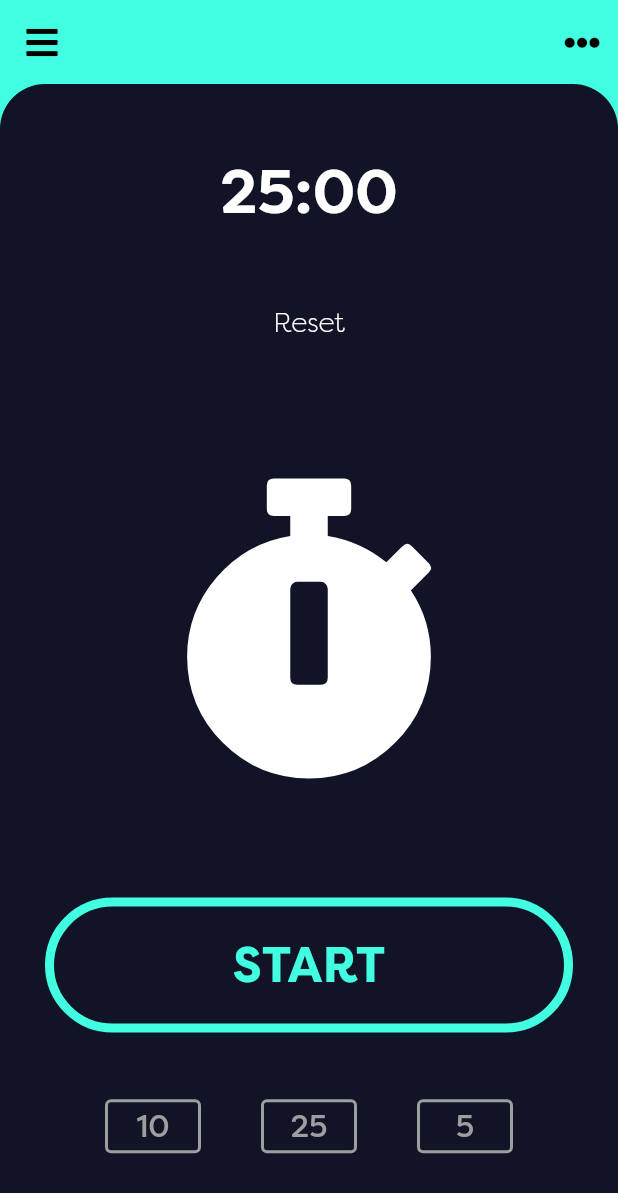
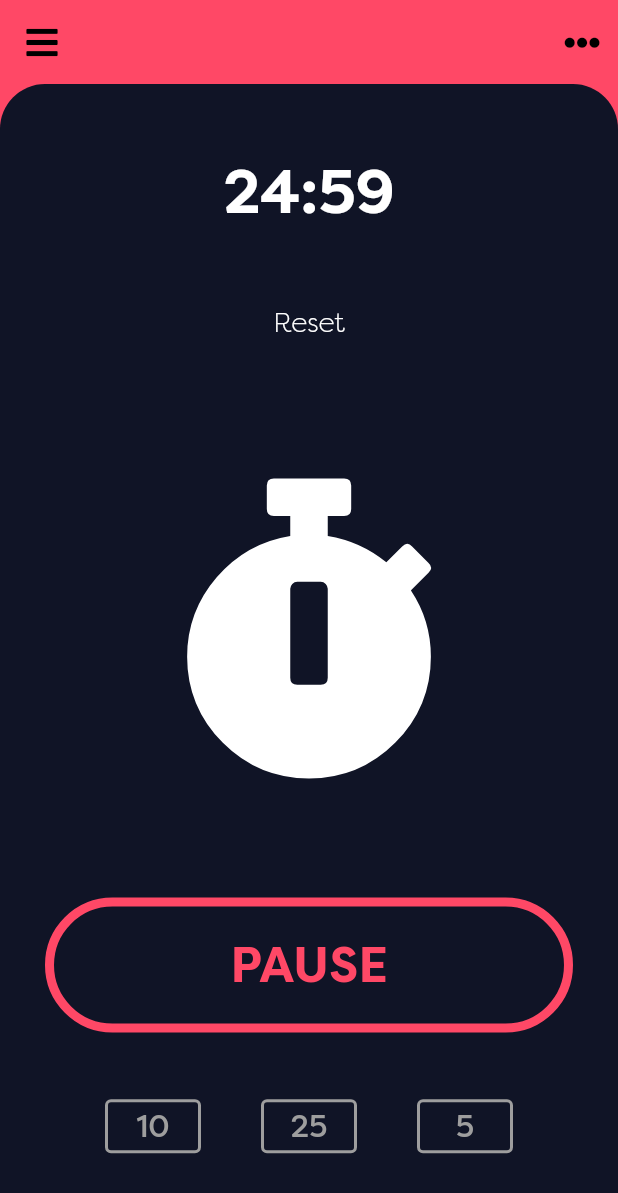
Before and after one commit to GitFitCode/tomatoz_flutter, a Flutter app: the screen it shows after launch, after a tap on "START", on a phone screen of 412 x 824 dp. Shown: the top 1193 px of the screen. Run offline on Flutter 3.47's test engine with Material 2 defaults, Android fonts, the phone set to English and light mode, and no system bars; our stand-ins replace auto_route, flutter_svg, font_awesome_flutter, get_it, injectable, stacked and 1 more.

Commit message:
Added timer controls to homeview

```diff
--- a/lib/app/constants.dart
+++ b/lib/app/constants.dart
@@ -1,10 +1,20 @@
 import 'package:flutter/material.dart';
-import 'package:tomatoz_flutter/app/timer_state_helper.dart';
+import 'package:tomatoz_flutter/app/timer_states.dart';
 
 const Map<TimerState, Color> BG_COLORS = {
   TimerState.TIMER_READY: Color.fromRGBO(67, 255, 226, 1.0),
   TimerState.TIMER_RUNNING: Color.fromRGBO(255, 72, 102, 1.0),
-  TimerState.TIMER_PAUSED: Color.fromRGBO(51, 102, 255, 1.0),
+  TimerState.TIMER_FINISHED: Color.fromRGBO(51, 102, 255, 1.0),
+  TimerState.TIMER_PAUSED: Color.fromRGBO(67, 255, 226, 1.0),
+};
+
+const Map<TimerState, String> TIMER_CONTROL_BUTTON_TEXT = {
+  TimerState.TIMER_READY: 'START',
+  TimerState.TIMER_RUNNING: 'PAUSE',
+  TimerState.TIMER_FINISHED: 'FINISHED',
+  TimerState.TIMER_PAUSED: 'RESUME',
 };
 
 const Color HOME_CONTENT_BG_COLOR = Color.fromRGBO(16, 20, 38, 1);
+
+const Duration INTERVAL = Duration(seconds: 1);
--- a/lib/app/timer_state_helper.dart
+++ /dev/null
@@ -1,44 +0,0 @@
-import 'package:flutter/material.dart';
-import 'package:tomatoz_flutter/app/constants.dart';
-
-enum TimerState { TIMER_READY, TIMER_PAUSED, TIMER_RUNNING, TIMER_FINISHED }
-
-abstract class TimerStateHelper {
-  static String getTriggerButtonText(TimerState timerState) {
-    assert(timerState != null);
-
-    switch (timerState) {
-      case TimerState.TIMER_READY:
-        return 'START';
-        break;
-      case TimerState.TIMER_RUNNING:
-        return 'PAUSE';
-        break;
-      case TimerState.TIMER_PAUSED:
-        return 'RESUME';
-        break;
-      case TimerState.TIMER_FINISHED:
-        return 'FINISHED';
-        break;
-    }
-  }
-
-  static Color getBackgroundColor(TimerState timerState) {
-    assert(timerState != null);
-
-    switch (timerState) {
-      case TimerState.TIMER_READY:
-        return BG_COLORS[TimerState.TIMER_READY];
-        break;
-      case TimerState.TIMER_RUNNING:
-        return BG_COLORS[TimerState.TIMER_RUNNING];
-        break;
-      case TimerState.TIMER_PAUSED:
-        return BG_COLORS[TimerState.TIMER_PAUSED];
-        break;
-      case TimerState.TIMER_FINISHED:
-        return BG_COLORS[TimerState.TIMER_READY];
-        break;
-    }
-  }
-}
--- /dev/null
+++ b/lib/app/timer_states.dart
@@ -0,0 +1 @@
+enum TimerState { TIMER_READY, TIMER_PAUSED, TIMER_RUNNING, TIMER_FINISHED }
--- a/lib/ui/views/home/home_view.dart
+++ b/lib/ui/views/home/home_view.dart
@@ -2,16 +2,17 @@ import 'package:flutter/material.dart';
 import 'package:font_awesome_flutter/font_awesome_flutter.dart';
 import 'package:stacked/stacked.dart';
 import 'package:tomatoz_flutter/app/constants.dart';
-import 'package:tomatoz_flutter/ui/views/home/home_viewmodel.dart';
+import 'package:tomatoz_flutter/ui/views/home/timer_control_buttons.dart';
+import 'package:tomatoz_flutter/ui/views/timer/timer_viewmodel.dart';
 
 class HomeView extends StatelessWidget {
   @override
   Widget build(BuildContext context) {
-    return ViewModelBuilder<HomeViewModel>.reactive(
+    return ViewModelBuilder<TimerViewModel>.reactive(
         builder: (context, model, child) => Scaffold(
               appBar: AppBar(
                 shadowColor: Colors.transparent,
-                backgroundColor: model.currentBackgroundColor,
+                backgroundColor: BG_COLORS[model.currentTimerState],
                 leading: IconButton(
                   onPressed: null,
                   icon: FaIcon(
@@ -31,7 +32,7 @@ class HomeView extends StatelessWidget {
               ),
               body: Stack(
                 children: [
-                  Container(color: model.currentBackgroundColor),
+                  Container(color: BG_COLORS[model.currentTimerState]),
                   Container(
                     decoration: BoxDecoration(
                       color: HOME_CONTENT_BG_COLOR,
@@ -48,7 +49,7 @@ class HomeView extends StatelessWidget {
                         children: [
                           Center(
                             child: Text(
-                              '25:00',
+                              model.title,
                               style: TextStyle(
                                 color: Colors.white,
                                 fontSize: 40.0,
@@ -57,7 +58,7 @@ class HomeView extends StatelessWidget {
                             ),
                           ),
                           FlatButton(
-                            onPressed: null,
+                            onPressed: () => model.resetTimer(),
                             child: Text(
                               'Reset',
                               style: TextStyle(
@@ -77,29 +78,7 @@ class HomeView extends StatelessWidget {
                             ),
                           ),
                           Flexible(
-                            child: RaisedButton(
-                              padding: EdgeInsets.all(25.0),
-                              elevation: 0.0,
-                              onPressed: () {
-                                // TODO
-                              },
-                              color: Colors.transparent,
-                              shape: RoundedRectangleBorder(
-                                borderRadius: BorderRadius.circular(50.0),
-                                side: BorderSide(
-                                  color: model.currentBackgroundColor,
-                                  width: 6.0,
-                                ),
-                              ),
-                              child: Text(
-                                'START',
-                                style: TextStyle(
-                                  color: model.currentBackgroundColor,
-                                  fontSize: 33.0,
-                                  fontWeight: FontWeight.bold,
-                                ),
-                              ),
-                            ),
+                            child: TimerControlButton(model),
                           ),
                           Row(
                             mainAxisAlignment: MainAxisAlignment.spaceEvenly,
@@ -162,6 +141,6 @@ class HomeView extends StatelessWidget {
                 ],
               ),
             ),
-        viewModelBuilder: () => HomeViewModel());
+        viewModelBuilder: () => TimerViewModel());
   }
 }
--- a/lib/ui/views/home/home_viewmodel.dart
+++ /dev/null
@@ -1,11 +0,0 @@
-import 'package:flutter/material.dart';
-import 'package:stacked/stacked.dart';
-import 'package:tomatoz_flutter/app/timer_state_helper.dart';
-
-class HomeViewModel extends BaseViewModel {
-  TimerState _currentState = TimerState.TIMER_READY;
-  TimerState get currentState => _currentState;
-
-  Color get currentBackgroundColor =>
-      TimerStateHelper.getBackgroundColor(_currentState);
-}
--- /dev/null
+++ b/lib/ui/views/home/timer_control_buttons.dart
@@ -0,0 +1,135 @@
+import 'package:flutter/material.dart';
+import 'package:stacked/stacked.dart';
+import 'package:tomatoz_flutter/app/constants.dart';
+import 'package:tomatoz_flutter/app/timer_states.dart';
+import 'package:tomatoz_flutter/ui/views/timer/timer_viewmodel.dart';
+
+class TimerControlButton extends StatelessWidget {
+  final TimerViewModel model;
+
+  TimerControlButton(this.model);
+
+  Widget _startButton(TimerViewModel model) {
+    return RaisedButton(
+      padding: EdgeInsets.all(25.0),
+      elevation: 0.0,
+      onPressed: () => model.startTimer(),
+      color: Colors.transparent,
+      shape: RoundedRectangleBorder(
+        borderRadius: BorderRadius.circular(50.0),
+        side: BorderSide(
+          color: BG_COLORS[model.currentTimerState],
+          width: 6.0,
+        ),
+      ),
+      child: Text(
+        TIMER_CONTROL_BUTTON_TEXT[model.currentTimerState],
+        style: TextStyle(
+          color: BG_COLORS[model.currentTimerState],
+          fontSize: 33.0,
+          fontWeight: FontWeight.bold,
+        ),
+      ),
+    );
+  }
+
+  Widget _pauseButton(TimerViewModel model) {
+    return RaisedButton(
+      padding: EdgeInsets.all(25.0),
+      elevation: 0.0,
+      onPressed: () => model.pauseTimer(),
+      color: Colors.transparent,
+      shape: RoundedRectangleBorder(
+        borderRadius: BorderRadius.circular(50.0),
+        side: BorderSide(
+          color: BG_COLORS[model.currentTimerState],
+          width: 6.0,
+        ),
+      ),
+      child: Text(
+        TIMER_CONTROL_BUTTON_TEXT[model.currentTimerState],
+        style: TextStyle(
+          color: BG_COLORS[model.currentTimerState],
+          fontSize: 33.0,
+          fontWeight: FontWeight.bold,
+        ),
+      ),
+    );
+  }
+
+  Widget _resumeButton(TimerViewModel model) {
+    return RaisedButton(
+      padding: EdgeInsets.all(25.0),
+      elevation: 0.0,
+      onPressed: () => model.startTimer(),
+      color: Colors.transparent,
+      shape: RoundedRectangleBorder(
+        borderRadius: BorderRadius.circular(50.0),
+        side: BorderSide(
+          color: BG_COLORS[model.currentTimerState],
+          width: 6.0,
+        ),
+      ),
+      child: Text(
+        TIMER_CONTROL_BUTTON_TEXT[model.currentTimerState],
+        style: TextStyle(
+          color: BG_COLORS[model.currentTimerState],
+          fontSize: 33.0,
+          fontWeight: FontWeight.bold,
+        ),
+      ),
+    );
+  }
+
+  Widget _finishedButton(TimerViewModel model) {
+    return RaisedButton(
+      padding: EdgeInsets.all(25.0),
+      elevation: 0.0,
+      onPressed: () => null,
+      color: Colors.transparent,
+      shape: RoundedRectangleBorder(
+        borderRadius: BorderRadius.circular(50.0),
+        side: BorderSide(
+          color: BG_COLORS[model.currentTimerState],
+          width: 6.0,
+        ),
+      ),
+      child: Text(
+        TIMER_CONTROL_BUTTON_TEXT[model.currentTimerState],
+        style: TextStyle(
+          color: BG_COLORS[model.currentTimerState],
+          fontSize: 33.0,
+          fontWeight: FontWeight.bold,
+        ),
+      ),
+    );
+  }
+
+  @override
+  Widget build(BuildContext context) {
+    return ViewModelBuilder<TimerViewModel>.reactive(
+        builder: (context, model, child) {
+          switch (model.currentTimerState) {
+            case TimerState.TIMER_READY:
+              return _startButton(model);
+              break;
+
+            case TimerState.TIMER_PAUSED:
+              return _resumeButton(model);
+              break;
+
+            case TimerState.TIMER_RUNNING:
+              return _pauseButton(model);
+              break;
+
+            case TimerState.TIMER_FINISHED:
+              return _finishedButton(model);
+              break;
+
+            default:
+              return _startButton(model);
+          }
+        },
+        viewModelBuilder: () => model);
+  }
+}
--- /dev/null
+++ b/lib/ui/views/timer/timer_viewmodel.dart
@@ -0,0 +1,93 @@
+import 'dart:async';
+
+import 'package:stacked/stacked.dart';
+import 'package:tomatoz_flutter/app/constants.dart';
+import 'package:tomatoz_flutter/app/timer_states.dart';
+
+class TimerViewModel extends BaseViewModel {
+  TimerViewModel._privateConstructor();
+
+  static final TimerViewModel _instance = TimerViewModel._privateConstructor();
+
+  factory TimerViewModel() {
+    _remainingTime = _defaultTomatoDuration;
+    _timerState = TimerState.TIMER_READY;
+    return _instance;
+  }
+
+  String get title => _remainingTime.format();
+
+  TimerState get currentTimerState => _timerState;
+
+  static Timer _timer;
+  static Duration _remainingTime;
+
+  static const Duration _defaultTomatoDuration = Duration(minutes: 25);
+
+  // static const Duration _shortBreakDuration = Duration(minutes: 5);
+  // static const Duration _longBreakDuration = Duration(minutes: 10);
+
+  static TimerState _timerState;
+
+  void startTimer() {
+    if (_timerState != TimerState.TIMER_RUNNING) {
+      if (_timerState != TimerState.TIMER_PAUSED) {
+        _remainingTime = _defaultTomatoDuration;
+        notifyListeners();
+      }
+      _timerState = TimerState.TIMER_RUNNING;
+      notifyListeners();
+      _startCountDown();
+    } else {
+      print('The timer is already running');
+    }
+  }
+
+  void _startCountDown() {
+    _timer = Timer.periodic(INTERVAL, (timer) {
+      if (_remainingTime == Duration.zero) {
+        _onTimerFinished();
+      } else {
+        _remainingTime -= INTERVAL;
+        notifyListeners();
+      }
+    });
+  }
+
+  void _onTimerFinished() {
+    _timer.cancel();
+    _timerState = TimerState.TIMER_FINISHED;
+    notifyListeners();
+  }
+
+  void pauseTimer() {
+    if (_timerState != TimerState.TIMER_PAUSED) {
+      _timerState = TimerState.TIMER_PAUSED;
+      _timer?.cancel();
+      notifyListeners();
+    } else {
+      print('The timer is already paused');
+    }
+  }
+
+  void resetTimer() {
+    if (_timerState != TimerState.TIMER_READY) {
+      _timerState = TimerState.TIMER_READY;
+      _timer?.cancel();
+      _remainingTime = _defaultTomatoDuration;
+      notifyListeners();
+    } else {
+      print('The timer is already reset');
+    }
+  }
+}
+
+extension on Duration {
+  String format() {
+    String hhmmss = '$this'.split('.')[0].padLeft(8, '0');
+    String mm = hhmmss.split(':')[1];
+    String ss = hhmmss.split(':')[2];
+
+    return '$mm:$ss';
+  }
+}
```
